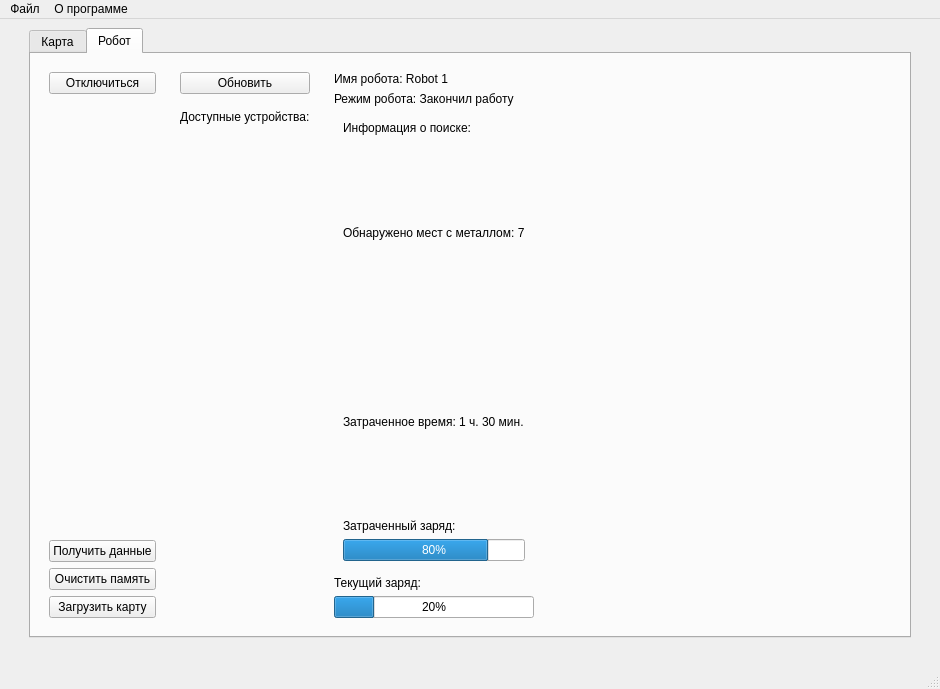
This is MainWindow.ui in IvanZhiltsov/Robot-MetallFinder-Application as Qt 5 draws it before an edit. The edited form follows.
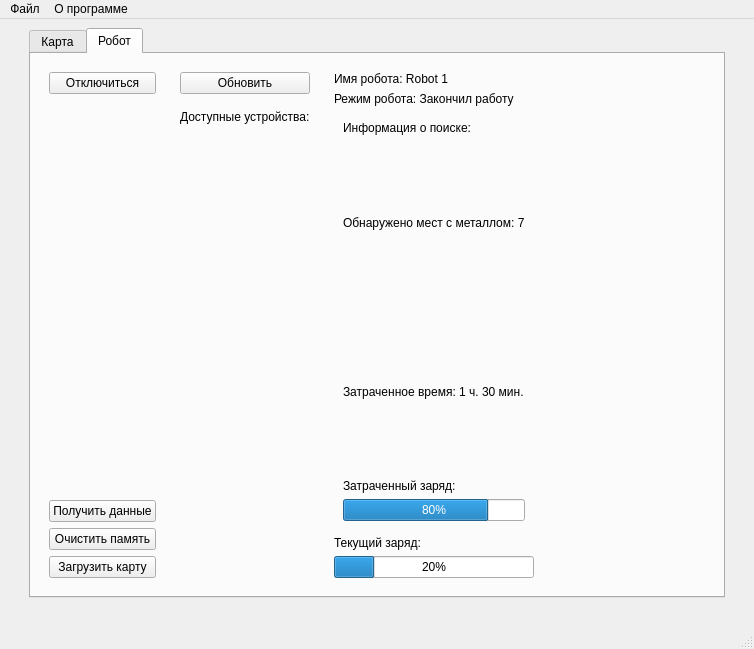
This is the edited form.

Patch:
```diff
--- a/MainWindow.ui
+++ b/MainWindow.ui
@@ -6,8 +6,8 @@
    <rect>
     <x>0</x>
     <y>0</y>
-    <width>940</width>
-    <height>689</height>
+    <width>754</width>
+    <height>649</height>
    </rect>
   </property>
   <property name="windowTitle">
@@ -301,7 +301,7 @@
                <item>
                 <widget class="QWidget" name="search_info_widget" native="true">
                  <layout class="QGridLayout" name="gridLayout_4">
-                  <item row="1" column="0">
+                  <item row="0" column="0">
                    <layout class="QVBoxLayout" name="serch_info_vl" stretch="0,1,1,0,0">
                     <item>
                      <widget class="QLabel" name="label_4">
@@ -407,7 +407,7 @@
     <rect>
      <x>0</x>
      <y>0</y>
-     <width>940</width>
+     <width>754</width>
      <height>26</height>
     </rect>
    </property>
```
Left out of the diff: 2 changed lines with no effect on the pictures.
